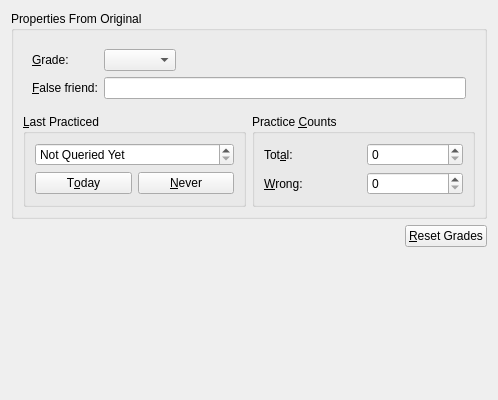
The window that src/entry-dialogs/FromToEntryPageForm.ui (KDE/parley) describes before a commit, drawn with Qt 5.
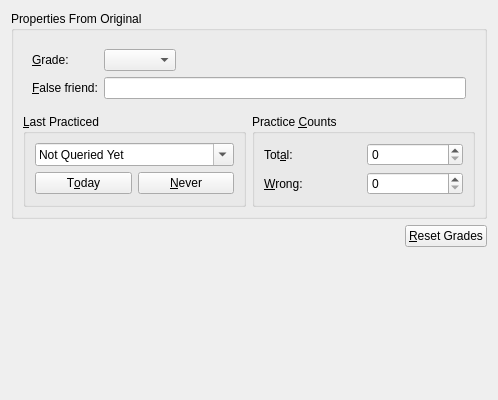
The same window after the commit.

Commit message: Enable date picker for practice date.

What changed in the file:
```diff
--- a/src/entry-dialogs/FromToEntryPageForm.ui
+++ b/src/entry-dialogs/FromToEntryPageForm.ui
@@ -258,6 +258,9 @@
              <day>1</day>
             </date>
            </property>
+           <property name="calendarPopup" >
+            <bool>true</bool>
+           </property>
           </widget>
          </item>
         </layout>
```
Left out of the diff: 5 changed lines with no effect on the pictures.
